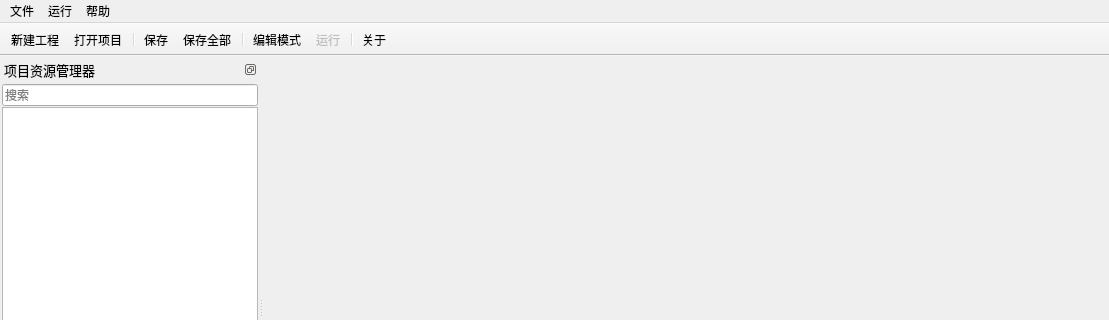
Qt form mainwindow.ui (luckyPtr/BitmapStudio) before a commit; both pictures show x 0 to 1109 and y 0 to 320 of the 1109 by 579 pixel window.
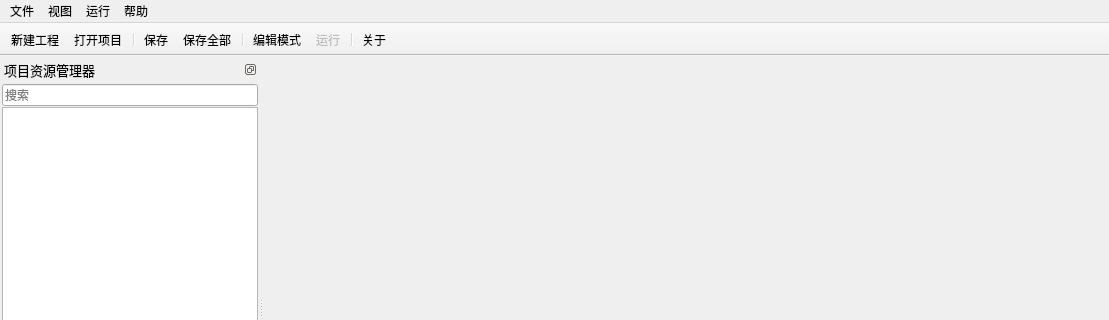
The same form after that commit. Icons and pictures are not drawn. Custom widgets are drawn as their Qt base class.

Patch:
```diff
--- a/mainwindow.ui
+++ b/mainwindow.ui
@@ -149,6 +149,12 @@
     <addaction name="actSave"/>
     <addaction name="actSaveAll"/>
    </widget>
+   <widget class="QMenu" name="menuView">
+    <property name="title">
+     <string>视图</string>
+    </property>
+    <addaction name="actSearchBar"/>
+   </widget>
    <widget class="QMenu" name="menu_2">
     <property name="title">
      <string>运行</string>
@@ -162,6 +168,7 @@
     <addaction name="actAbout"/>
    </widget>
    <addaction name="menu"/>
+   <addaction name="menuView"/>
    <addaction name="menu_2"/>
    <addaction name="menu_3"/>
   </widget>
```
Left out of the diff: 15 changed lines with no effect on the pictures.
